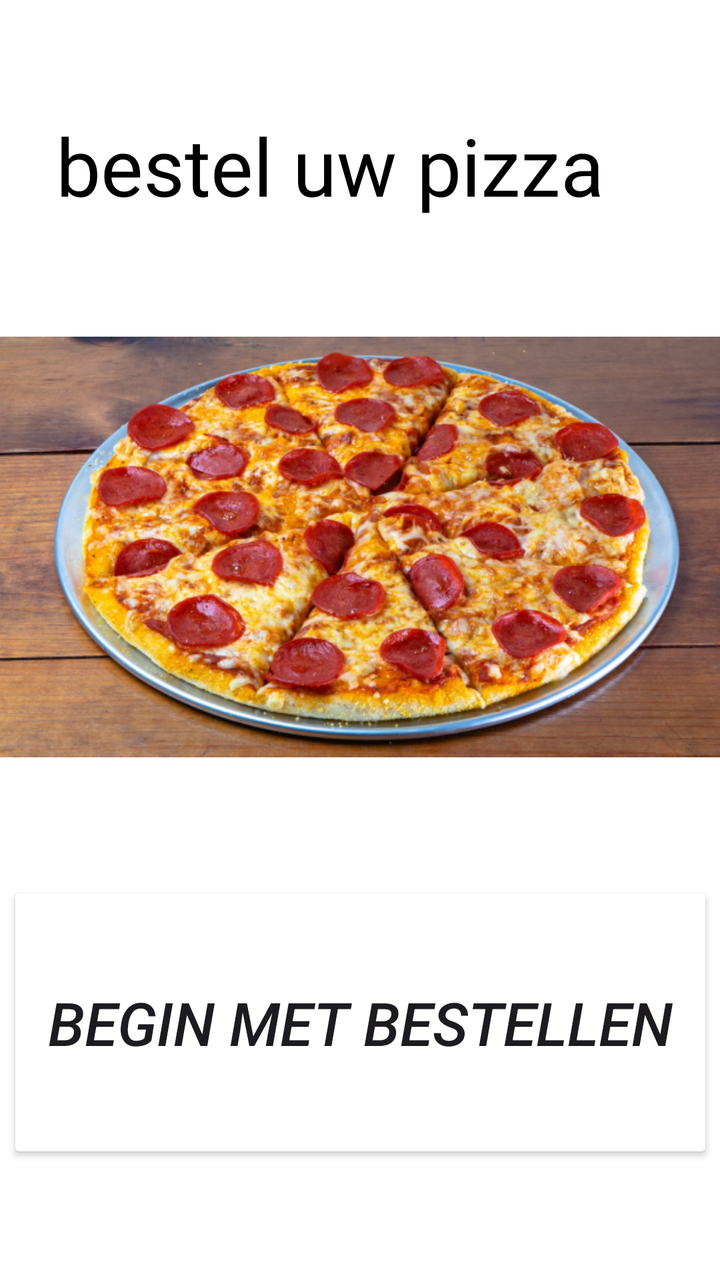
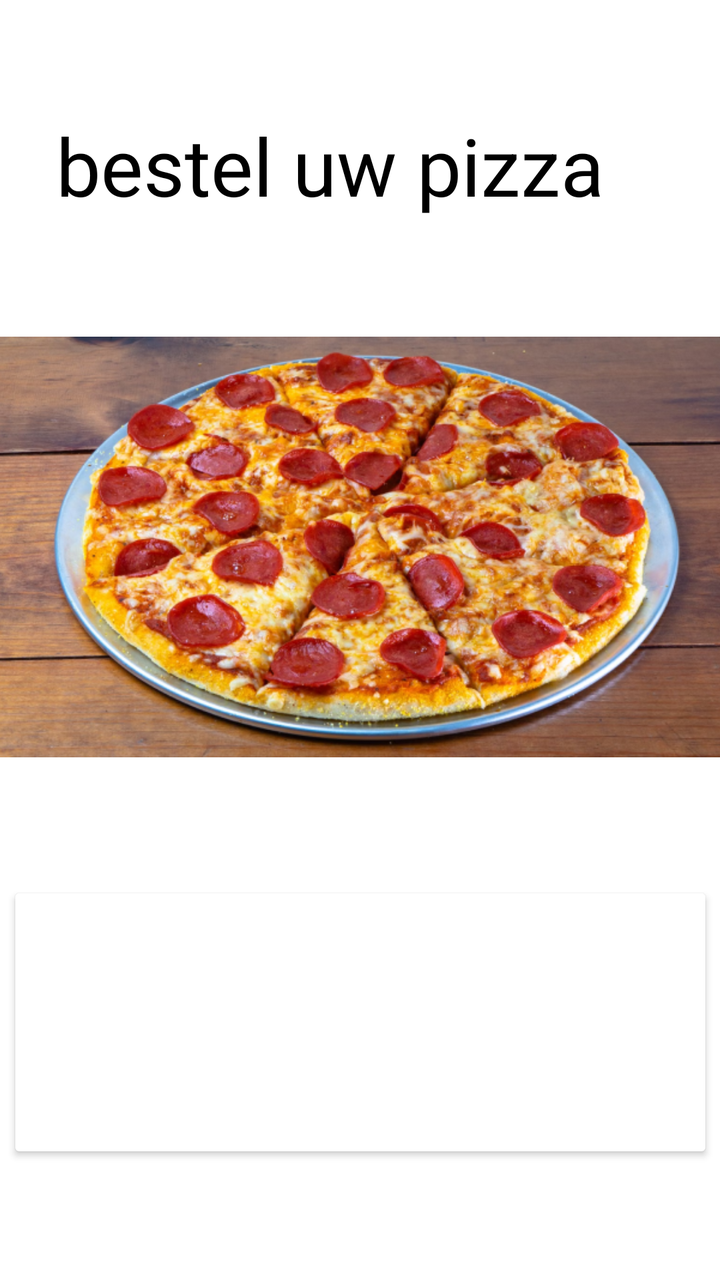

The first picture is an Android layout as it rendered before a commit; the second is the same layout after the commit. The layout source and the unified diff follow.
<!-- AndroidManifest.xml: application theme Theme.Bestel -->
<!-- res/layout/activity_main.xml -->
<?xml version="1.0" encoding="utf-8"?>
<androidx.constraintlayout.widget.ConstraintLayout xmlns:android="http://schemas.android.com/apk/res/android"
    xmlns:app="http://schemas.android.com/apk/res-auto"
    xmlns:tools="http://schemas.android.com/tools"
    android:id="@+id/main"
    android:layout_width="match_parent"
    android:layout_height="match_parent"
    android:background="#FFFFFF"
    android:backgroundTint="#FFFFFF"
    tools:context=".MainActivity">


    <TextView
        android:id="@+id/textView"
        android:layout_width="304dp"
        android:layout_height="55dp"
        android:layout_marginTop="56dp"
        android:text="bestel uw pizza"
        android:textColor="#000000"
        android:textSize="40sp"
        app:layout_constraintEnd_toEndOf="parent"
        app:layout_constraintStart_toStartOf="parent"
        app:layout_constraintTop_toTopOf="parent" />

    <ImageView
        android:id="@+id/imageView"
        android:layout_width="369dp"
        android:layout_height="217dp"
        android:layout_marginTop="36dp"
        app:layout_constraintBottom_toBottomOf="parent"
        app:layout_constraintEnd_toEndOf="parent"
        app:layout_constraintStart_toStartOf="parent"
        app:layout_constraintTop_toBottomOf="@+id/textView"
        app:layout_constraintVertical_bias="0.065"
        app:srcCompat="@drawable/_323123" />

    <Button
        android:id="@+id/button"
        android:layout_width="353dp"
        android:layout_height="141dp"
        android:backgroundTint="#F64E25"
        android:backgroundTintMode="add"
        android:text="Begin met bestellen"
        android:textSize="30sp"
        android:textStyle="italic"
        app:layout_constraintBottom_toBottomOf="parent"
        app:layout_constraintEnd_toEndOf="parent"
        app:layout_constraintStart_toStartOf="parent"
        app:layout_constraintTop_toBottomOf="@+id/imageView" />
</androidx.constraintlayout.widget.ConstraintLayout>
<!-- resources referenced by this layout -->
<resources>
  <!-- drawable _323123: png bitmap (drawable, 484350 bytes) -->
  <style name="Theme.Bestel" parent="Base.Theme.Bestel" />
  <style name="Base.Theme.Bestel" parent="Theme.Material3.DayNight.NoActionBar">
          
          
      </style>
</resources>

<!-- the commit's change to res/layout/activity_main.xml (unified diff, before → after) -->
@@ -38,9 +38,10 @@
         android:id="@+id/button"
         android:layout_width="353dp"
         android:layout_height="141dp"
-        android:backgroundTint="#F64E25"
+        android:backgroundTint="#FB4419"
         android:backgroundTintMode="add"
         android:text="Begin met bestellen"
+        android:textColor="#FFFFFF"
         android:textSize="30sp"
         android:textStyle="italic"
         app:layout_constraintBottom_toBottomOf="parent"
